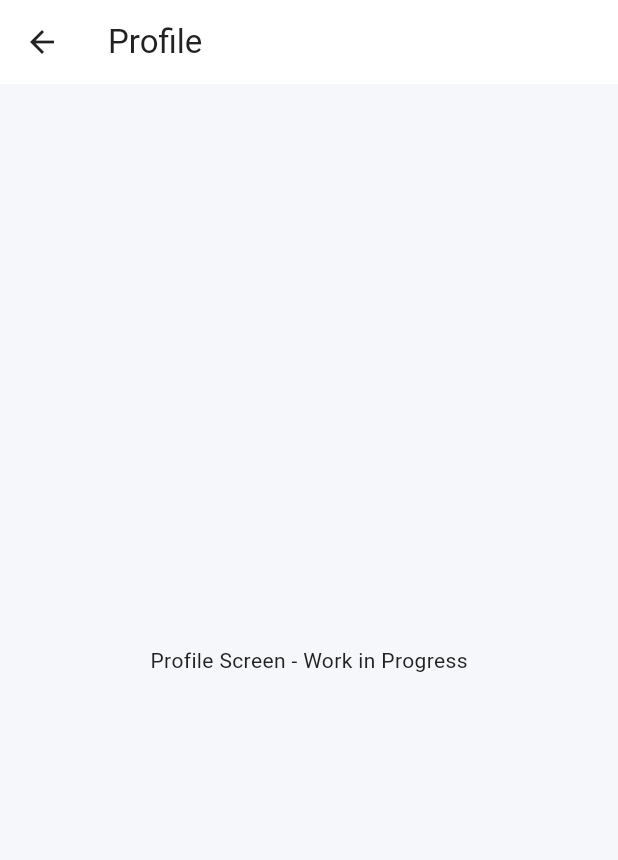
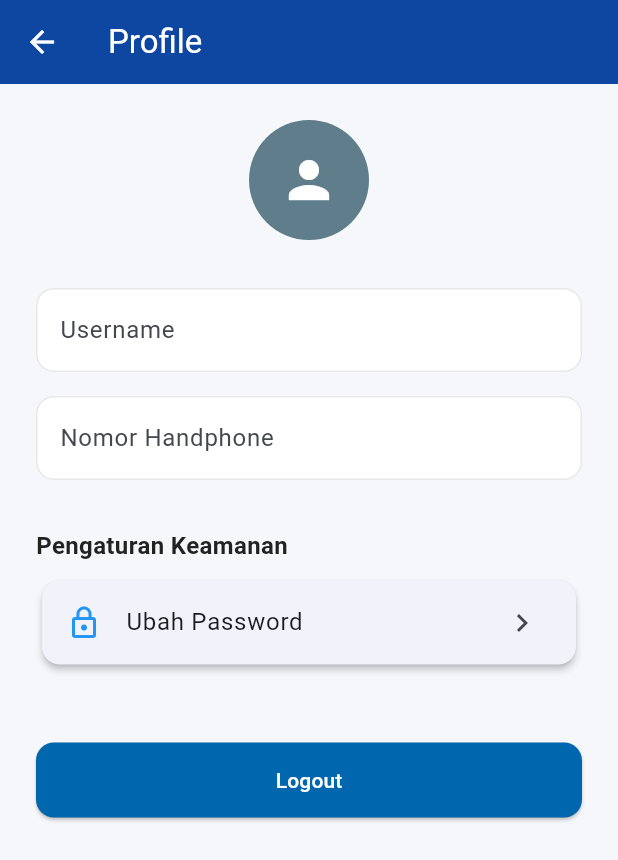
Before and after one commit to yhsptraa/mobile-banking-flutter, a Flutter app: the ProfileScreen screen opened directly, on a phone screen of 412 x 824 dp. Shown: the top 860 px of the screen. Run offline on Flutter 3.47's test engine with Material 3 defaults, Android fonts, the phone set to English and light mode, and no system bars.

Commit message:
feat: implement profile screen UI with core widgets AppInput and AppButton

```diff
--- a/lib/features/profile/screens/profile_screen.dart
+++ b/lib/features/profile/screens/profile_screen.dart
@@ -1,4 +1,8 @@
 import 'package:flutter/material.dart';
+
+import '../../../core/widgets/app_input.dart';
+import '../../../core/widgets/app_button.dart';
+
 class ProfileScreen extends StatelessWidget {
   const ProfileScreen({super.key});
 
@@ -7,9 +11,55 @@ class ProfileScreen extends StatelessWidget {
     return Scaffold(
       appBar: AppBar(
         title: const Text('Profile'),
+        backgroundColor: Colors.blue[900],
+        foregroundColor: Colors.white,
       ),
-      body: const Center(
-        child: Text('Profile Screen - Work in Progress'),
+      body: ListView(
+        padding: const EdgeInsets.all(24.0),
+        children: [
+          const Center(
+            child: CircleAvatar(
+              radius: 40,
+              backgroundColor: Colors.blueGrey,
+              child: Icon(Icons.person, size: 40, color: Colors.white),
+            ),
+          ),
+          const SizedBox(height: 32),
+
+          const AppInput(label: 'Username'),
+          const SizedBox(height: 16),
+          const AppInput(label: 'Nomor Handphone'),
+          const SizedBox(height: 32),
+
+          const Text(
+            'Pengaturan Keamanan',
+            style: TextStyle(fontSize: 16, fontWeight: FontWeight.bold),
+          ),
+          const SizedBox(height: 8),
+
+          Card(
+            elevation: 2,
+            child: ListTile(
+              leading: const Icon(Icons.lock_outline, color: Colors.blue),
+              title: const Text('Ubah Password'),
+              trailing: const Icon(Icons.chevron_right),
+              onTap: () {
+                //TODO: Navigasi ke halaman ubah password
+              },
+            ),
+          ),
+          const SizedBox(height: 48),
+
+          SizedBox(
+            width: double.infinity,
+            height: 50,
+            child: AppButton(
+              label: 'Logout',
+              onPressed: () {
+              },
+            ),
+          ),
+        ],
       ),
     );
   }
```
